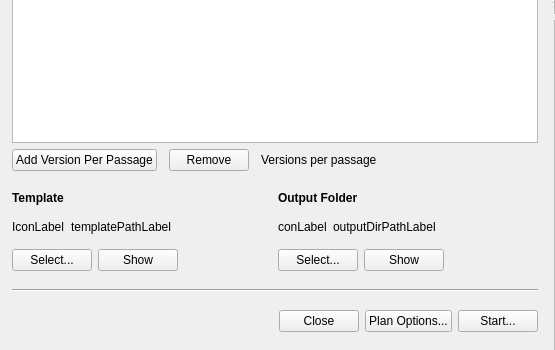
Qt form multiscript/ui/main_window.ui (multiscript/multiscript) before a commit; both pictures show x 0 to 555 and y 381 to 731 of the 872 by 731 pixel window.
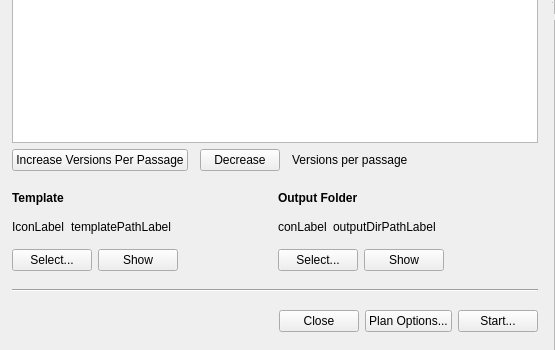
The same form after that commit. Custom widgets are drawn as their Qt base class.

Commit message: Change labels for add/remove columns buttons

Diff of the .ui file:
```diff
--- a/multiscript/ui/main_window.ui
+++ b/multiscript/ui/main_window.ui
@@ -308,14 +308,14 @@
                <item>
                 <widget class="QPushButton" name="addColumnButton">
                  <property name="text">
-                  <string>Add Version Per Passage</string>
+                  <string>Increase Versions Per Passage</string>
                  </property>
                 </widget>
                </item>
                <item>
                 <widget class="QPushButton" name="removeColumnButton">
                  <property name="text">
-                  <string>Remove</string>
+                  <string>Decrease</string>
                  </property>
                 </widget>
                </item>
```
The commit also changes 1 other file.
